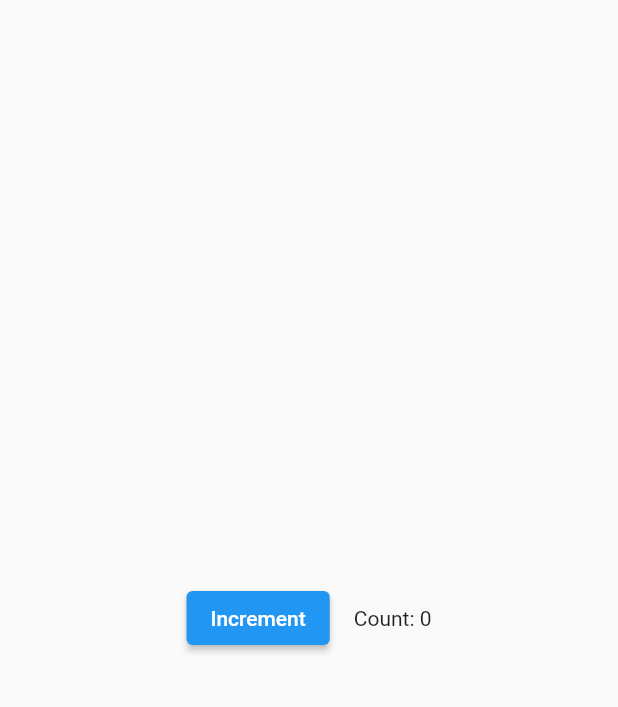
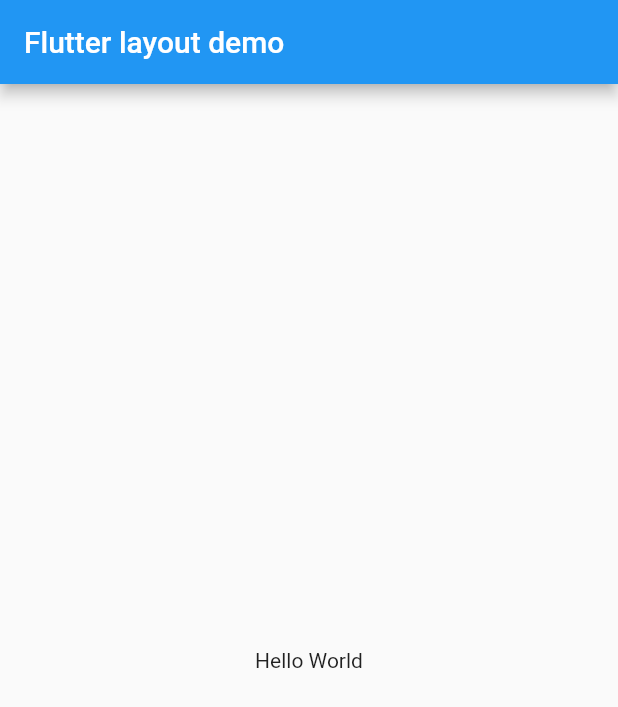
Before and after one commit to Nitinjiwnani/my_app, a Flutter app: the screen it shows after launch, on a phone screen of 412 x 824 dp. Shown: the top 707 px of the screen. Run offline on Flutter 3.47's test engine with Material 2 defaults, Android fonts, the phone set to English and light mode, and no system bars.

Commit message:
Layout - Hello World

```diff
--- a/lib/main.dart
+++ b/lib/main.dart
@@ -1,43 +1,22 @@
 import 'package:flutter/material.dart';
 
-class Counter extends StatefulWidget {
-  const Counter({Key? key}) : super(key: key);
+void main() => runApp(const MyApp());
 
-  @override
-  State<Counter> createState() => _CounterState();
-}
-
-class _CounterState extends State<Counter> {
-  int _counter = 0;
-
-  void _increment() {
-    setState(() {
-      _counter++;
-    });
-  }
+class MyApp extends StatelessWidget {
+  const MyApp({Key? key}) : super(key: key);
 
   @override
   Widget build(BuildContext context) {
-    return Row(
-      mainAxisAlignment: MainAxisAlignment.center,
-      children: <Widget>[
-        ElevatedButton(
-          onPressed: _increment,
-          child: const Text('Increment'),
+    return MaterialApp(
+      title: 'Flutter layout demo',
+      home: Scaffold(
+        appBar: AppBar(
+          title: const Text('Flutter layout demo'),
         ),
-        const SizedBox(width: 16),
-        Text('Count: $_counter'),
-      ],
+        body: const Center(
+          child: Text('Hello World'),
+        ),
+      ),
     );
   }
 }
-
-void main() {
-  runApp(const MaterialApp(
-    home: Scaffold(
-      body: Center(
-        child: Counter(),
-      ),
-    ),
-  ));
-}
```
Also changed, not shown: 1 other file.
